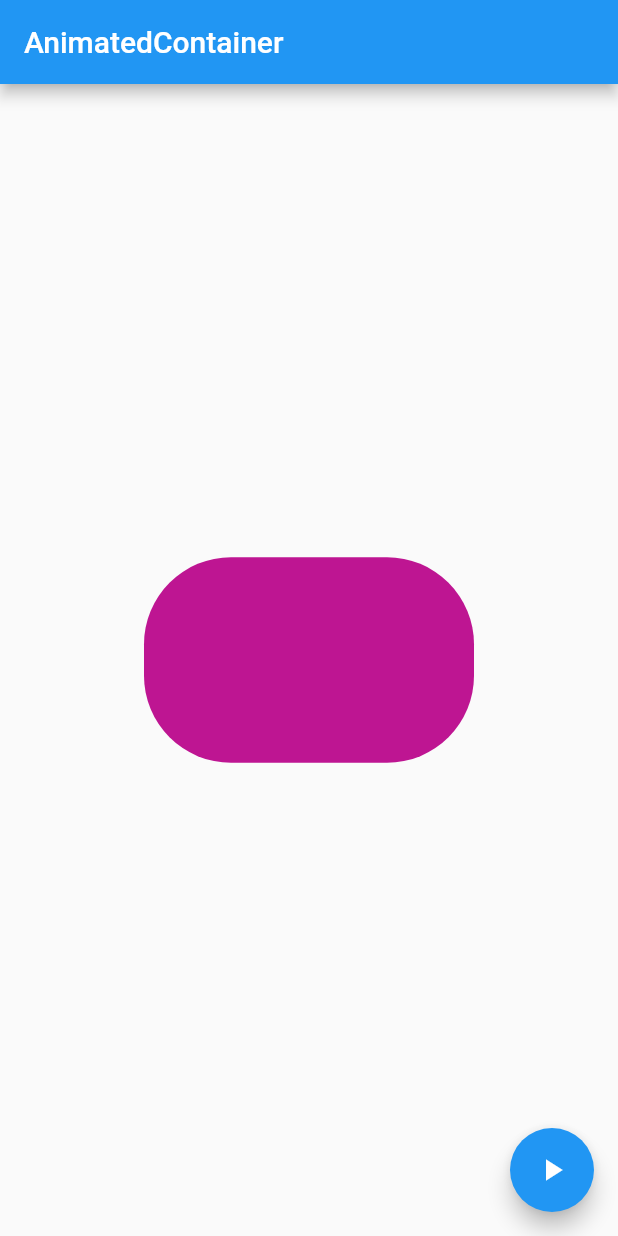
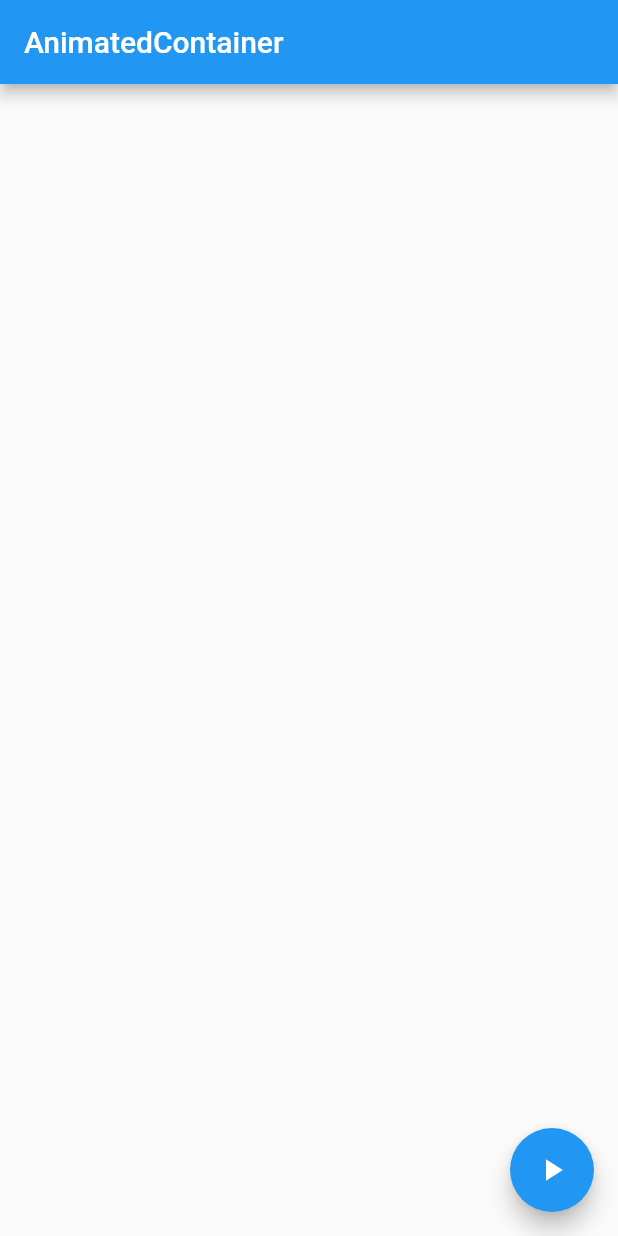
Before and after one commit to dlqh406/flutter_intermediate, a Flutter app: the screen it shows after launch, after a tap on the "play arrow" icon, on a phone screen of 412 x 824 dp. Run offline on Flutter 3.47's test engine with Material 2 defaults, Android fonts, the phone set to English and light mode, and no system bars.

Commit message:
투명도가 바뀌는 애니메이션

```diff
--- a/lib/home_page.dart
+++ b/lib/home_page.dart
@@ -3,15 +3,13 @@ import 'dart:math';
 import 'package:flutter/material.dart';
 
 class HomePage extends StatefulWidget {
+
   @override
   _HomePageState createState() => _HomePageState();
 }
 
 class _HomePageState extends State<HomePage> {
-  double _width = 50;
-  double _height = 50;
-  Color _color = Colors.red;
-  double _borderRadious = 8.0;
+  bool _visible  = true;
   @override
   Widget build(BuildContext context) {
     return Scaffold(
@@ -19,23 +17,21 @@ class _HomePageState extends State<HomePage> {
         title: Text('AnimatedContainer'),
       ),
       body: Center(
-        child: AnimatedContainer(
-            width: _width,
-            height: _height,
-            decoration: BoxDecoration(color: _color, borderRadius: BorderRadius.circular(_borderRadious)),
-            duration: Duration(seconds: 1),
-            curve: Curves.fastLinearToSlowEaseIn, //여러가지 커브들 있음 Curves. 치면 보
+        child: AnimatedOpacity(
+          opacity: _visible ? 1.0 : 0.0 ,
+          duration:  Duration(seconds:1),
+          child: Container(
+            width: 200,
+            height: 200,
+            color: Colors.blue,
+          ),
         ),
       ),
       floatingActionButton: FloatingActionButton(
         onPressed: (){
           setState(() {
-            final random = Random();
-            _width = random.nextInt(300).toDouble();
-            _height = random.nextInt(300).toDouble();
-            _color = Color.fromRGBO(random.nextInt(256), random.nextInt(256), random.nextInt(256), 1);
-            _borderRadious = random.nextInt(100).toDouble();
-        });},
+            _visible = ! _visible;
+          });},
         child: Icon(Icons.play_arrow),
 
       ),
```
